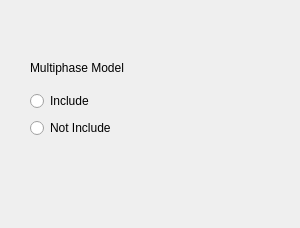
First picture: the form in view/case_wizard/multiphase_model_page.ui, repository nextfoam/baram, before the edit.
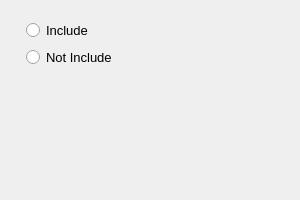
Second picture: the form after the edit. Icons and pictures are not drawn.

```diff
--- a/view/case_wizard/multiphase_model_page.ui
+++ b/view/case_wizard/multiphase_model_page.ui
@@ -7,22 +7,30 @@
     <x>0</x>
     <y>0</y>
     <width>300</width>
-    <height>228</height>
+    <height>200</height>
    </rect>
   </property>
+  <property name="font">
+   <font>
+    <pointsize>10</pointsize>
+   </font>
+  </property>
   <property name="windowTitle">
    <string>WizardPage</string>
   </property>
+  <property name="title">
+   <string>Multiphase Model</string>
+  </property>
+  <layout class="QVBoxLayout" name="verticalLayout_2">
+   <item>
   <widget class="QWidget" name="widget" native="true">
-   <property name="geometry">
-    <rect>
-     <x>30</x>
-     <y>90</y>
-     <width>111</width>
-     <height>50</height>
-    </rect>
-   </property>
    <layout class="QVBoxLayout" name="verticalLayout">
+      <property name="leftMargin">
+       <number>15</number>
+      </property>
+      <property name="rightMargin">
+       <number>15</number>
+      </property>
     <item>
      <widget class="QRadioButton" name="Include">
       <property name="text">
@@ -39,54 +47,21 @@
     </item>
    </layout>
   </widget>
-  <widget class="QWidget" name="title" native="true">
-   <property name="geometry">
-    <rect>
-     <x>30</x>
-     <y>50</y>
-     <width>150</width>
-     <height>35</height>
-    </rect>
-   </property>
-   <layout class="QHBoxLayout" name="horizontalLayout">
-    <item>
-     <widget class="QLabel" name="Label">
-      <property name="text">
-       <string>Multiphase Model</string>
-      </property>
-     </widget>
     </item>
     <item>
-     <widget class="QPushButton" name="HelpButton">
-      <property name="toolTip">
-       <string>When a fluid flow is compressible, the fluid density varies with its pressure. Compressible flows are usually high speed flows with Mach numbers greater than about 0.3. Examples include aerodynamic applications such as flow over a wing or aircraft nacelle as well as industrial applications such as flow through high-performance valves.
-
-Incompressible flows do not have such a variation of density. 
-The key differentiation between compressible and incompressible is the velocity of the flow. A fluid such as air that is moving slower than Mach 0.3 is considered incompressible, even though it is a gas. A gas that is run through a compressor is not truly considered compressible (in the thermodynamic sense) unless its velocity exceeds Mach 0.3.</string>
-      </property>
-      <property name="styleSheet">
-       <string notr="true">border-radius: 20px;border-style:none</string>
-      </property>
-      <property name="text">
-       <string/>
-      </property>
-      <property name="icon">
-       <iconset resource="../../resource.qrc">
-        <normaloff>:/icons-white/help-circle-outline.svg</normaloff>:/icons-white/help-circle-outline.svg</iconset>
-      </property>
-      <property name="iconSize">
+    <spacer name="verticalSpacer">
+     <property name="orientation">
+      <enum>Qt::Vertical</enum>
+     </property>
+     <property name="sizeHint" stdset="0">
        <size>
-        <width>25</width>
-        <height>25</height>
-       </size>
-      </property>
-      <property name="flat">
-       <bool>true</bool>
-      </property>
-     </widget>
-    </item>
-   </layout>
-  </widget>
+       <width>20</width>
+       <height>40</height>
+      </size>
+     </property>
+    </spacer>
+   </item>
+  </layout>
  </widget>
  <resources>
   <include location="../../resource.qrc"/>
```
Left out of the diff: 4 changed lines with no effect on the pictures. Lines whose indentation alone changed are shown as unchanged.
